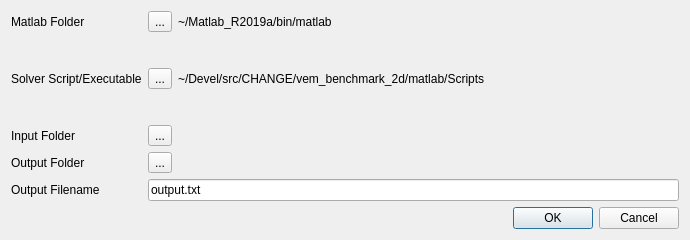
This is src/solversettingsdialog.ui in DanielaCabiddu/PEMesh.2 as Qt 5 draws it before an edit. The edited form follows.
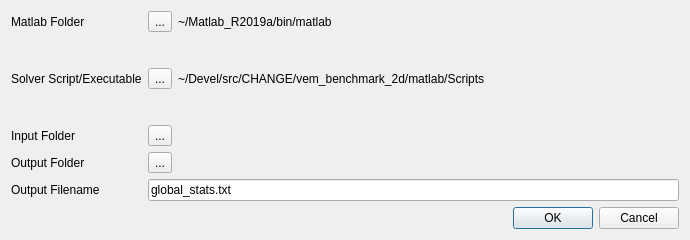
This is the edited form.

Diff of the .ui file:
```diff
--- a/src/solversettingsdialog.ui
+++ b/src/solversettingsdialog.ui
@@ -52,7 +52,7 @@
    <item row="7" column="1" colspan="3">
     <widget class="QLineEdit" name="output_filename">
      <property name="text">
-      <string>output.txt</string>
+      <string>global_stats.txt</string>
      </property>
     </widget>
    </item>
```
Left out of the diff: 4 changed lines with no effect on the pictures.
